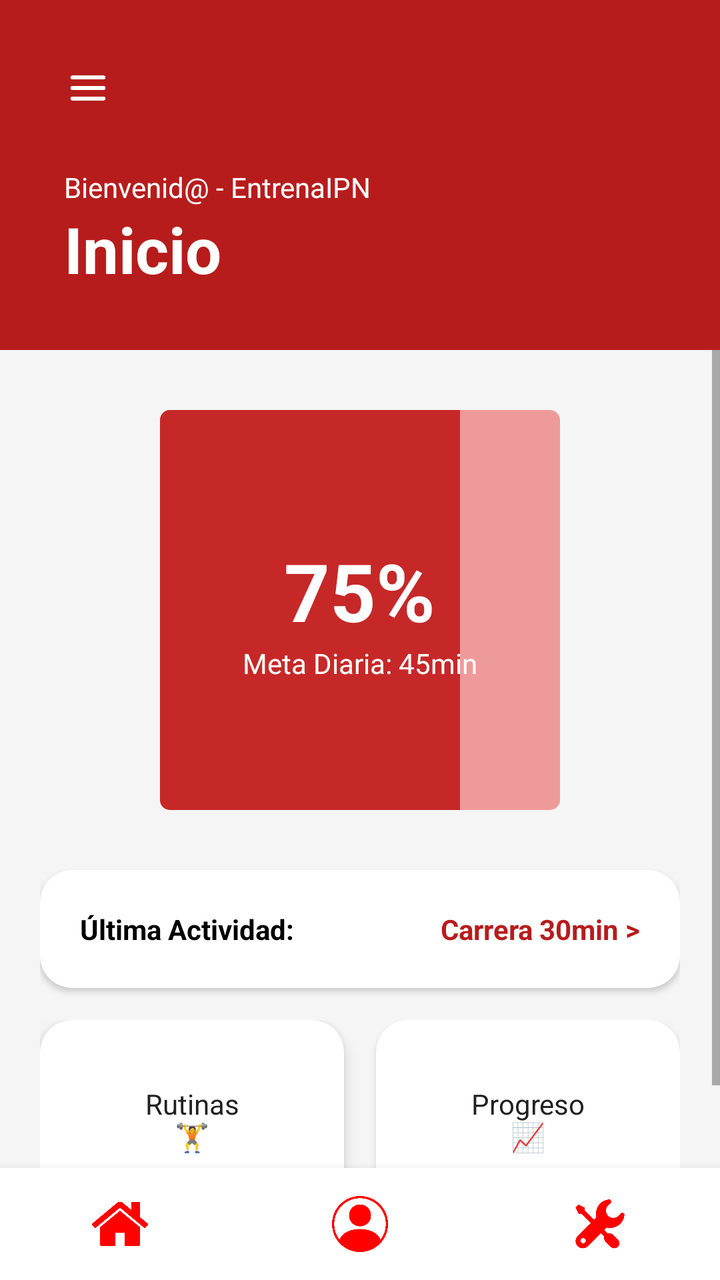
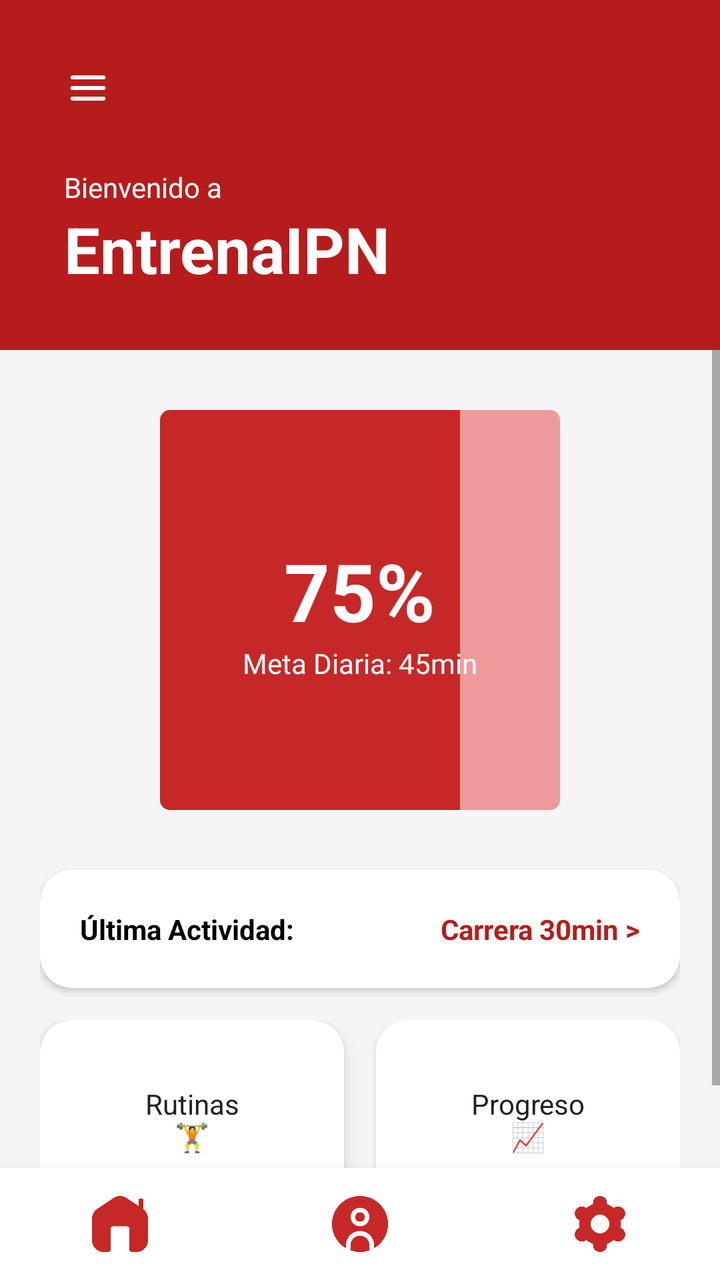

Screens rendered from an Android XML layout before and after an edit, with the pre-edit source and the edit as a unified diff.
<!-- AndroidManifest.xml: application theme Theme.ActivaESCOM -->
<!-- res/layout/activity_main.xml -->
<?xml version="1.0" encoding="utf-8"?>
<androidx.drawerlayout.widget.DrawerLayout xmlns:android="http://schemas.android.com/apk/res/android"
    xmlns:app="http://schemas.android.com/apk/res-auto"
    android:id="@+id/drawerLayout"
    android:layout_width="match_parent"
    android:layout_height="match_parent">

    <androidx.constraintlayout.widget.ConstraintLayout
        android:layout_width="match_parent"
        android:layout_height="match_parent"
        android:background="@color/gray_background">

        <View
            android:id="@+id/header_bg"
            android:layout_width="match_parent"
            android:layout_height="175dp"
            android:background="@color/red_900"
            app:layout_constraintTop_toTopOf="parent"
            app:layout_constraintStart_toStartOf="parent"
            app:layout_constraintEnd_toEndOf="parent" />

        <ImageButton
            android:id="@+id/btnHamburguesa"
            android:layout_width="48dp"
            android:layout_height="48dp"
            android:src="@drawable/navigation"
            android:background="@android:color/transparent"
            android:scaleType="fitCenter"
            android:padding="8dp"
            android:layout_marginStart="20dp"
            android:layout_marginTop="20dp"
            app:layout_constraintTop_toTopOf="parent"
            app:layout_constraintStart_toStartOf="parent" />

        
        <TextView
            android:id="@+id/tv_appname"
            android:layout_width="wrap_content"
            android:layout_height="wrap_content"
            android:layout_marginStart="32dp"
            android:layout_marginTop="16dp"
            android:text="Bienvenid@ - EntrenaIPN"
            android:textColor="@color/white"
            android:textSize="14sp"
            app:layout_constraintStart_toStartOf="parent"
            app:layout_constraintTop_toBottomOf="@id/btnHamburguesa" />

        
        <TextView
            android:id="@+id/tv_screen_title"
            android:layout_width="wrap_content"
            android:layout_height="wrap_content"
            android:layout_marginStart="32dp"
            android:text="Inicio"
            android:textColor="@color/white"
            android:textSize="32sp"
            android:textStyle="bold"
            app:layout_constraintStart_toStartOf="parent"
            app:layout_constraintTop_toBottomOf="@id/tv_appname" />

        <ScrollView
            android:layout_width="match_parent"
            android:layout_height="0dp"
            app:layout_constraintBottom_toTopOf="@id/bottomNavBar"
            app:layout_constraintEnd_toEndOf="parent"
            app:layout_constraintStart_toStartOf="parent"
            app:layout_constraintTop_toBottomOf="@id/header_bg">

            <LinearLayout
                android:layout_width="match_parent"
                android:layout_height="wrap_content"
                android:orientation="vertical"
                android:padding="20dp">

                <FrameLayout
                    android:layout_width="200dp"
                    android:layout_height="200dp"
                    android:layout_gravity="center"
                    android:layout_marginTop="10dp"
                    android:layout_marginBottom="30dp">

                    <ProgressBar
                        style="?android:attr/progressBarStyleHorizontal"
                        android:layout_width="match_parent"
                        android:layout_height="match_parent"
                        android:indeterminateOnly="false"
                        android:progress="75"
                        android:progressBackgroundTint="@color/red_300"
                        android:progressDrawable="@android:drawable/progress_horizontal"
                        android:progressTint="@color/red_800" />

                    <LinearLayout
                        android:layout_width="wrap_content"
                        android:layout_height="wrap_content"
                        android:layout_gravity="center"
                        android:gravity="center"
                        android:orientation="vertical">

                        <TextView
                            android:layout_width="wrap_content"
                            android:layout_height="wrap_content"
                            android:text="75%"
                            android:textColor="@color/white"
                            android:textSize="40sp"
                            android:textStyle="bold" />

                        <TextView
                            android:layout_width="wrap_content"
                            android:layout_height="wrap_content"
                            android:text="Meta Diaria: 45min"
                            android:textColor="@color/white" />
                    </LinearLayout>
                </FrameLayout>

                <androidx.cardview.widget.CardView
                    android:id="@+id/cardUltimaActividad"
                    android:layout_width="match_parent"
                    android:layout_height="wrap_content"
                    android:layout_marginBottom="16dp"
                    app:cardCornerRadius="16dp"
                    app:cardElevation="2dp">

                    <LinearLayout
                        android:layout_width="match_parent"
                        android:layout_height="wrap_content"
                        android:orientation="horizontal"
                        android:padding="20dp">

                        <TextView
                            android:layout_width="0dp"
                            android:layout_height="wrap_content"
                            android:layout_weight="1"
                            android:text="Última Actividad:"
                            android:textColor="@color/black"
                            android:textStyle="bold" />

                        <TextView
                            android:layout_width="wrap_content"
                            android:layout_height="wrap_content"
                            android:text="Carrera 30min >"
                            android:textColor="@color/red_900"
                            android:textStyle="bold" />
                    </LinearLayout>
                </androidx.cardview.widget.CardView>

                <LinearLayout
                    android:layout_width="match_parent"
                    android:layout_height="wrap_content"
                    android:baselineAligned="false"
                    android:orientation="horizontal">

                    
                    <androidx.cardview.widget.CardView
                        android:id="@+id/cardRutinas"
                        android:layout_width="0dp"
                        android:layout_height="100dp"
                        android:layout_marginEnd="8dp"
                        android:layout_weight="1"
                        app:cardCornerRadius="16dp"
                        app:cardElevation="5dp">

                        <TextView
                            android:layout_width="match_parent"
                            android:layout_height="match_parent"
                            android:gravity="center"
                            android:text="Rutinas\n🏋️"
                            android:textColor="@color/text_dark" />
                    </androidx.cardview.widget.CardView>

                    <androidx.cardview.widget.CardView
                        android:id="@+id/cardProgreso"
                        android:layout_width="0dp"
                        android:layout_height="100dp"
                        android:layout_marginStart="8dp"
                        android:layout_weight="1"
                        app:cardCornerRadius="16dp"
                        app:cardElevation="2dp">

                        <TextView
                            android:layout_width="match_parent"
                            android:layout_height="match_parent"
                            android:gravity="center"
                            android:text="Progreso\n📈"
                            android:textColor="@color/text_dark" />
                    </androidx.cardview.widget.CardView>
                </LinearLayout>
            </LinearLayout>
        </ScrollView>

        <include
            android:id="@+id/bottomNavBar"
            layout="@layout/bottom_navigation"
            android:layout_width="match_parent"
            android:layout_height="56dp"
            app:layout_constraintBottom_toBottomOf="parent"
            app:layout_constraintStart_toStartOf="parent"
            app:layout_constraintEnd_toEndOf="parent" />

    </androidx.constraintlayout.widget.ConstraintLayout>

    
    <com.google.android.material.navigation.NavigationView
        android:id="@+id/navigationView"
        android:layout_width="wrap_content"
        android:layout_height="match_parent"
        android:layout_gravity="start"
        android:background="@color/white"
        app:headerLayout="@layout/nav_header"
        app:menu="@menu/nav_menu" />

</androidx.drawerlayout.widget.DrawerLayout>
<!-- res/layout/bottom_navigation.xml (included above) -->
<?xml version="1.0" encoding="utf-8"?>
<LinearLayout xmlns:android="http://schemas.android.com/apk/res/android"
    android:id="@+id/bottomNavBar"
    android:layout_width="match_parent"
    android:layout_height="56dp"
    android:orientation="horizontal"
    android:background="@color/white"
    android:elevation="8dp">

    <ImageButton
        android:id="@+id/navInicio"
        android:layout_width="0dp"
        android:layout_height="match_parent"
        android:layout_weight="1"
        android:src="@drawable/home"
        android:background="?attr/selectableItemBackgroundBorderless"
        android:scaleType="fitCenter"
        android:padding="14dp" />
    <ImageButton
    android:id="@+id/navPerfil"
    android:layout_width="0dp"
    android:layout_height="match_parent"
    android:layout_weight="1"
    android:src="@drawable/profile"
    android:background="?attr/selectableItemBackgroundBorderless"
    android:scaleType="fitCenter"
    android:padding="14dp" />
    <ImageButton
    android:id="@+id/navConfig"
    android:layout_width="0dp"
    android:layout_height="match_parent"
    android:layout_weight="1"
    android:src="@drawable/settings"
    android:background="?attr/selectableItemBackgroundBorderless"
    android:scaleType="fitCenter"
    android:padding="14dp" /> </LinearLayout>
<!-- res/layout/nav_header.xml (included above) -->
<?xml version="1.0" encoding="utf-8"?>
<LinearLayout xmlns:android="http://schemas.android.com/apk/res/android"
    android:layout_width="match_parent"
    android:layout_height="match_parent"
    android:orientation="vertical"
    android:background="@color/white">

    <LinearLayout
        android:layout_width="311dp"
        android:layout_height="175dp"
        android:background="@color/red_900"
        android:gravity="bottom"
        android:orientation="vertical"
        android:padding="25dp">

        <ImageView
            android:layout_width="60dp"
            android:layout_height="60dp"
            android:src="@drawable/logo_ipn"
            android:tint="@color/white" />

        <TextView
            android:layout_width="wrap_content"
            android:layout_height="wrap_content"
            android:layout_marginTop="14dp"
            android:text="EntrenaIPN"
            android:textColor="@color/white"
            android:textSize="20sp"
            android:textStyle="bold" />

        <TextView
            android:layout_width="wrap_content"
            android:layout_height="wrap_content"
            android:text="ESCOM - ISC"
            android:textColor="@color/red_300"
            android:textSize="14sp" />
    </LinearLayout>

    <LinearLayout
        android:layout_width="310dp"
        android:layout_height="wrap_content"
        android:orientation="vertical"
        android:paddingTop="15dp">

        <TextView
            android:id="@+id/menu_actividad"
            android:layout_width="match_parent"
            android:layout_height="wrap_content"
            android:background="?attr/selectableItemBackground"
            android:clickable="true"
            android:focusable="true"
            android:padding="16dp"
            android:text="🏠  Inicio"
            android:textColor="@color/black"
            android:textSize="16sp" />

        <TextView
            android:id="@+id/menu_progreso"
            android:layout_width="match_parent"
            android:layout_height="wrap_content"
            android:background="?attr/selectableItemBackground"
            android:clickable="true"
            android:focusable="true"
            android:padding="16dp"
            android:text="📈  Progreso semanal"
            android:textColor="@color/black"
            android:textSize="16sp" />

        <TextView
            android:id="@+id/menu_carrera"
            android:layout_width="match_parent"
            android:layout_height="wrap_content"
            android:background="?attr/selectableItemBackground"
            android:clickable="true"
            android:focusable="true"
            android:padding="16dp"
            android:text="🏃  Carrera matutina"
            android:textColor="@color/black"
            android:textSize="16sp" />

        <TextView
            android:id="@+id/menu_nuevo"
            android:layout_width="match_parent"
            android:layout_height="wrap_content"
            android:background="?attr/selectableItemBackground"
            android:clickable="true"
            android:focusable="true"
            android:padding="16dp"
            android:text="💪  Nuevo entrenamiento"
            android:textColor="@color/black"
            android:textSize="16sp" />

        
        <TextView
            android:id="@+id/menu_config"
            android:layout_width="match_parent"
            android:layout_height="wrap_content"
            android:background="?attr/selectableItemBackground"
            android:clickable="true"
            android:focusable="true"
            android:padding="16dp"
            android:text="⚙️  Configuración"
            android:textColor="@color/black"
            android:textSize="16sp" />

        <View
            android:layout_width="match_parent"
            android:layout_height="1dp"
            android:layout_marginHorizontal="16dp"
            android:layout_marginTop="8dp"
            android:background="@color/gray_light" />

        
        <TextView
            android:id="@+id/menu_logout"
            android:layout_width="match_parent"
            android:layout_height="wrap_content"
            android:background="?attr/selectableItemBackground"
            android:clickable="true"
            android:focusable="true"
            android:padding="16dp"
            android:text="🚪  Cerrar sesión"
            android:textColor="@color/red_900"
            android:textSize="16sp" />
    </LinearLayout>
</LinearLayout>
<!-- resources referenced by this layout -->
<resources>
  <color name="black">#FF000000</color>
  <color name="gray_background">#F5F5F5</color>
  <color name="gray_light">#E0E0E0</color>
  <color name="red_300">#EF9A9A</color>
  <color name="red_800">#C62828</color>
  <color name="red_900">#B71C1C</color>
  <color name="text_dark">#212121</color>
  <color name="white">#FFFFFFFF</color>
  <!-- drawable home: png bitmap (drawable, 15478 bytes) -->
  <!-- drawable logo_ipn: png bitmap (drawable, 799627 bytes) -->
  <!-- drawable navigation: png bitmap (drawable, 8970 bytes) -->
  <!-- drawable profile: png bitmap (drawable, 22269 bytes) -->
  <!-- drawable settings: png bitmap (drawable, 18368 bytes) -->
  <style name="Theme.ActivaESCOM" parent="Base.Theme.ActivaESCOM">
      </style>
  <style name="Base.Theme.ActivaESCOM" parent="Theme.MaterialComponents.DayNight.NoActionBar">
      </style>
</resources>

<!-- the commit's change to res/layout/activity_main.xml (unified diff, before → after) -->
@@ -39,7 +39,7 @@
             android:layout_height="wrap_content"
             android:layout_marginStart="32dp"
             android:layout_marginTop="16dp"
-            android:text="Bienvenid@ - EntrenaIPN"
+            android:text="Bienvenido a"
             android:textColor="@color/white"
             android:textSize="14sp"
             app:layout_constraintStart_toStartOf="parent"
@@ -51,7 +51,7 @@
             android:layout_width="wrap_content"
             android:layout_height="wrap_content"
             android:layout_marginStart="32dp"
-            android:text="Inicio"
+            android:text="EntrenaIPN"
             android:textColor="@color/white"
             android:textSize="32sp"
             android:textStyle="bold"
@@ -227,25 +227,31 @@
         android:src="@drawable/home"
         android:background="?attr/selectableItemBackgroundBorderless"
         android:scaleType="fitCenter"
-        android:padding="14dp" />
+        android:padding="14dp"
+        android:tint="@color/red_1" />
+
     <ImageButton
-    android:id="@+id/navPerfil"
-    android:layout_width="0dp"
-    android:layout_height="match_parent"
-    android:layout_weight="1"
-    android:src="@drawable/profile"
-    android:background="?attr/selectableItemBackgroundBorderless"
-    android:scaleType="fitCenter"
-    android:padding="14dp" />
+        android:id="@+id/navPerfil"
+        android:layout_width="0dp"
+        android:layout_height="match_parent"
+        android:layout_weight="1"
+        android:src="@drawable/profile"
+        android:background="?attr/selectableItemBackgroundBorderless"
+        android:scaleType="fitCenter"
+        android:padding="14dp"
+        android:tint="@color/red_1"/>
+
     <ImageButton
-    android:id="@+id/navConfig"
-    android:layout_width="0dp"
-    android:layout_height="match_parent"
-    android:layout_weight="1"
-    android:src="@drawable/settings"
-    android:background="?attr/selectableItemBackgroundBorderless"
-    android:scaleType="fitCenter"
-    android:padding="14dp" /> </LinearLayout>
+        android:id="@+id/navConfig"
+        android:layout_width="0dp"
+        android:layout_height="match_parent"
+        android:layout_weight="1"
+        android:src="@drawable/settings"
+        android:background="?attr/selectableItemBackgroundBorderless"
+        android:scaleType="fitCenter"
+        android:padding="14dp"
+        android:tint="@color/red_1"/>
+</LinearLayout>
 <!-- res/layout/nav_header.xml (included above) -->
 <?xml version="1.0" encoding="utf-8"?>
 <LinearLayout xmlns:android="http://schemas.android.com/apk/res/android"
@@ -315,31 +321,142 @@
             android:textColor="@color/black"
             android:textSize="16sp" />
 
-        <TextView
-            android:id="@+id/menu_carrera"
-            android:layout_width="match_parent"
-            android:layout_height="wrap_content"
-            android:background="?attr/selectableItemBackground"
-            android:clickable="true"
-            android:focusable="true"
-            android:padding="16dp"
-            android:text="🏃  Carrera matutina"
-            android:textColor="@color/black"
-            android:textSize="16sp" />
-
-        <TextView
-            android:id="@+id/menu_nuevo"
-            android:layout_width="match_parent"
-            android:layout_height="wrap_content"
-            android:background="?attr/selectableItemBackground"
-            android:clickable="true"
-            android:focusable="true"
-            android:padding="16dp"
-            android:text="💪  Nuevo entrenamiento"
-            android:textColor="@color/black"
-            android:textSize="16sp" />
-
-        
+        <LinearLayout
+            android:id="@+id/menu_nuevo_container"
+            android:layout_width="match_parent"
+            android:layout_height="wrap_content"
+            android:orientation="vertical">
+
+            <LinearLayout
+                android:id="@+id/menu_nuevo_header"
+                android:layout_width="match_parent"
+                android:layout_height="wrap_content"
+                android:background="?attr/selectableItemBackground"
+                android:clickable="true"
+                android:focusable="true"
+                android:orientation="horizontal"
+                android:paddingStart="16dp"
+                android:paddingEnd="16dp"
+                android:paddingTop="16dp"
+                android:paddingBottom="16dp"
+                android:gravity="center_vertical">
+
+                <TextView
+                    android:id="@+id/menu_nuevo_label"
+                    android:layout_width="0dp"
+                    android:layout_height="wrap_content"
+                    android:layout_weight="1"
+                    android:text="💪  Entrenamientos"
+                    android:textColor="@color/black"
+                    android:textSize="16sp" />
+
+                <ImageView
+                    android:id="@+id/menu_nuevo_arrow"
+                    android:layout_width="20dp"
+                    android:layout_height="20dp"
+                    android:src="@drawable/opciones_entrenamientos"
+                    android:rotation="0"
+                    android:tint="@color/gray_text"
+                    android:layout_marginEnd="25dp"/>
+
+            </LinearLayout>
+
+            <LinearLayout
+                android:id="@+id/menu_nuevo_submenu"
+                android:layout_width="match_parent"
+                android:layout_height="wrap_content"
+                android:orientation="vertical"
+                android:paddingStart="16dp"
+                android:visibility="gone">
+
+                <TextView
+                    android:id="@+id/menu_config_nuevo_entrenamiento"
+                    android:layout_width="match_parent"
+                    android:layout_height="wrap_content"
+                    android:background="?attr/selectableItemBackground"
+                    android:clickable="true"
+                    android:focusable="true"
+                    android:padding="12dp"
+                    android:text="📝  Configurar entrenamiento"
+                    android:textColor="@color/black"
+                    android:textSize="15sp" />
+
+                <TextView
+                    android:id="@+id/menu_ejercicio_carrera"
+                    android:layout_width="match_parent"
+                    android:layout_height="wrap_content"
+                    android:background="?attr/selectableItemBackground"
+                    android:clickable="true"
+                    android:focusable="true"
+                    android:padding="12dp"
+                    android:text="🏃  Carrera"
+                    android:textColor="@color/black"
+                    android:textSize="15sp" />
+
+                <TextView
+                    android:id="@+id/menu_ejercicio_caminata"
+                    android:layout_width="match_parent"
+                    android:layout_height="wrap_content"
+                    android:background="?attr/selectableItemBackground"
+                    android:clickable="true"
+                    android:focusable="true"
+                    android:padding="12dp"
+                    android:text="🚶  Caminata"
+                    android:textColor="@color/black"
+                    android:textSize="15sp" />
+
+                <TextView
+                    android:id="@+id/menu_ejercicio_bicicleta"
+                    android:layout_width="match_parent"
+                    android:layout_height="wrap_content"
+                    android:background="?attr/selectableItemBackground"
+                    android:clickable="true"
+                    android:focusable="true"
+                    android:padding="12dp"
+                    android:text="🚴  Bicicleta"
+                    android:textColor="@color/black"
+                    android:textSize="15sp" />
+
+                <TextView
+                    android:id="@+id/menu_ejercicio_fuerza"
+                    android:layout_width="match_parent"
+                    android:layout_height="wrap_content"
+                    android:background="?attr/selectableItemBackground"
+                    android:clickable="true"
+                    android:focusable="true"
+                    android:padding="12dp"
+                    android:text="🏋️  Fuerza"
+                    android:textColor="@color/black"
+                    android:textSize="15sp" />
+
+                <TextView
+                    android:id="@+id/menu_ejercicio_yoga"
+                    android:layout_width="match_parent"
+                    android:layout_height="wrap_content"
+                    android:background="?attr/selectableItemBackground"
+                    android:clickable="true"
+                    android:focusable="true"
+                    android:padding="12dp"
+                    android:text="🧘  Yoga"
+                    android:textColor="@color/black"
+                    android:textSize="15sp" />
+
+                <TextView
+                    android:id="@+id/menu_ejercicio_natacion"
+                    android:layout_width="match_parent"
+                    android:layout_height="wrap_content"
+                    android:background="?attr/selectableItemBackground"
+                    android:clickable="true"
+                    android:focusable="true"
+                    android:padding="12dp"
+                    android:text="🏊  Natación"
+                    android:textColor="@color/black"
+                    android:textSize="15sp" />
+
+            </LinearLayout>
+
+        </LinearLayout>
+
         <TextView
             android:id="@+id/menu_config"
             android:layout_width="match_parent"
@@ -359,7 +476,6 @@
             android:layout_marginTop="8dp"
             android:background="@color/gray_light" />
 
-        
         <TextView
             android:id="@+id/menu_logout"
             android:layout_width="match_parent"
<!-- resource entries referenced after the edit -->
@@ -3,16 +3,19 @@
   <color name="black">#FF000000</color>
   <color name="gray_background">#F5F5F5</color>
   <color name="gray_light">#E0E0E0</color>
+  <color name="gray_text">#9E9E9E</color>
+  <color name="red_1">#C62828</color>
   <color name="red_300">#EF9A9A</color>
   <color name="red_800">#C62828</color>
   <color name="red_900">#B71C1C</color>
   <color name="text_dark">#212121</color>
   <color name="white">#FFFFFFFF</color>
-  <!-- drawable home: png bitmap (drawable, 15478 bytes) -->
+  <!-- drawable home: png bitmap (drawable, 8137 bytes) -->
   <!-- drawable logo_ipn: png bitmap (drawable, 799627 bytes) -->
   <!-- drawable navigation: png bitmap (drawable, 8970 bytes) -->
-  <!-- drawable profile: png bitmap (drawable, 22269 bytes) -->
-  <!-- drawable settings: png bitmap (drawable, 18368 bytes) -->
+  <!-- drawable opciones_entrenamientos: png bitmap (drawable, 3444 bytes) -->
+  <!-- drawable profile: png bitmap (drawable, 16040 bytes) -->
+  <!-- drawable settings: png bitmap (drawable, 12454 bytes) -->
   <style name="Theme.ActivaESCOM" parent="Base.Theme.ActivaESCOM">
       </style>
   <style name="Base.Theme.ActivaESCOM" parent="Theme.MaterialComponents.DayNight.NoActionBar">
